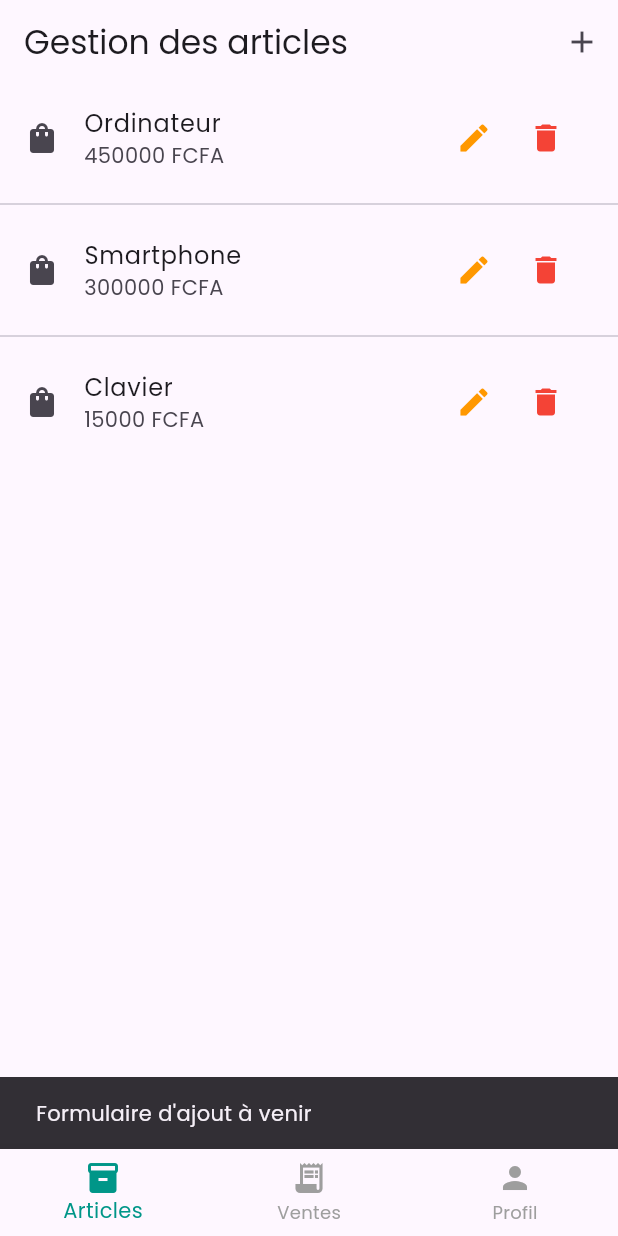
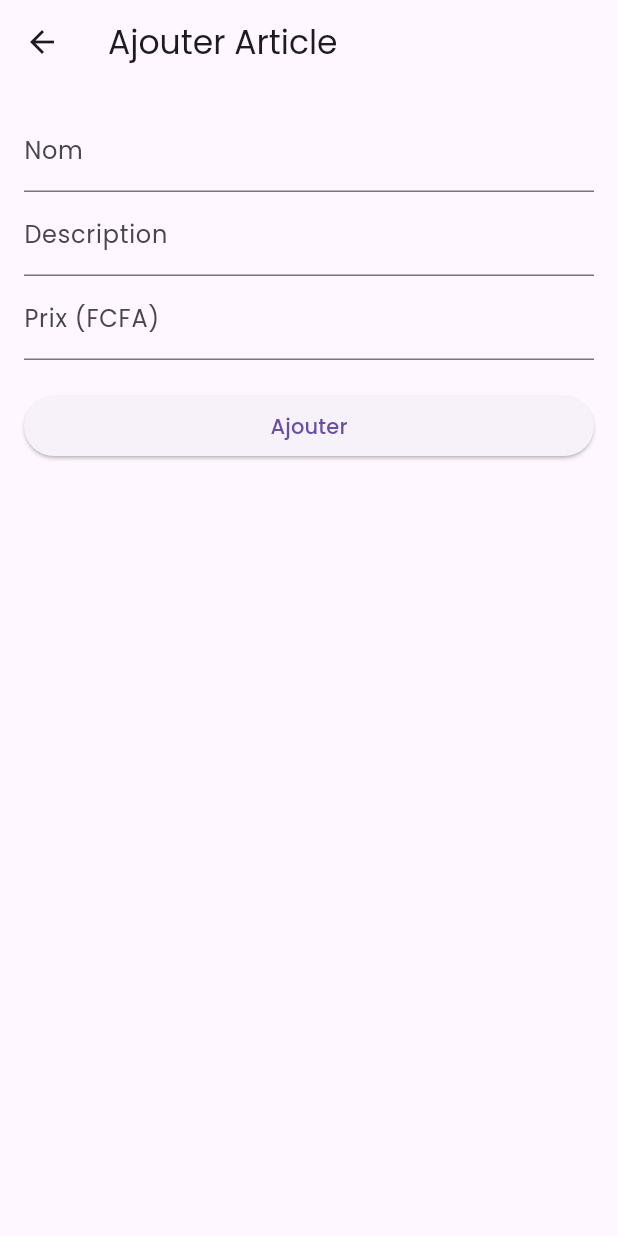
Before and after one commit to StaneDetazo/gestion_article_flutter, a Flutter app: the AdminHome screen opened directly, after a tap on the "add" icon, on a phone screen of 412 x 824 dp. Run offline on Flutter 3.47's test engine with Material 3 defaults, Android fonts, the phone set to English and light mode, and no system bars; our stand-ins replace google_fonts, shared_preferences; accounts and stored records are empty.

```diff
--- a/lib/screens/admin/admin_home.dart
+++ b/lib/screens/admin/admin_home.dart
@@ -1,4 +1,5 @@
 import 'package:flutter/material.dart';
+import 'package:tikle2_vue/screens/admin/article_list.dart';
 import 'common/profile.dart';
 import 'manage_articles.dart';
 import 'sales_list.dart';
@@ -12,7 +13,8 @@ class _AdminHomeState extends State<AdminHome> {
   int currentIndex = 0;
 
   final pages = [
-    ManageArticles(),
+    //ManageArticles(),
+    ArticleListAdminScreen(),
     SalesList(),
     ProfileScreen(),
   ];
--- /dev/null
+++ b/lib/screens/admin/article_form_admin.dart
@@ -0,0 +1,93 @@
+import 'package:flutter/material.dart';
+import '../../utils/article_manager.dart';
+
+class ArticleFormAdminScreen extends StatefulWidget {
+  final Article? article;
+
+  const ArticleFormAdminScreen({this.article});
+
+  @override
+  State<ArticleFormAdminScreen> createState() => _ArticleFormAdminScreenState();
+}
+
+class _ArticleFormAdminScreenState extends State<ArticleFormAdminScreen> {
+  final _formKey = GlobalKey<FormState>();
+  late String name;
+  late String description;
+  late int price;
+
+  @override
+  void initState() {
+    super.initState();
+    name = widget.article?.name ?? '';
+    description = widget.article?.description ?? '';
+    price = widget.article?.price ?? 0;
+  }
+
+  void save() async {
+    if (!_formKey.currentState!.validate()) return;
+    _formKey.currentState!.save();
+
+    final article = Article(
+      id: widget.article?.id ?? DateTime.now().millisecondsSinceEpoch,
+      name: name,
+      description: description,
+      price: price,
+    );
+
+    if (widget.article == null) {
+      await ArticleManager.addArticle(article);
+    } else {
+      await ArticleManager.updateArticle(article);
+    }
+
+    Navigator.pop(context, true);
+  }
+
+  @override
+  Widget build(BuildContext context) {
+    return Scaffold(
+      appBar: AppBar(
+        title: Text(widget.article == null ? 'Ajouter Article' : 'Modifier Article'),
+      ),
+      body: Padding(
+        padding: const EdgeInsets.all(16.0),
+        child: Form(
+          key: _formKey,
+          child: ListView(
+            children: [
+              TextFormField(
+                initialValue: name,
+                decoration: InputDecoration(labelText: 'Nom'),
+                validator: (v) => (v == null || v.isEmpty) ? 'Champ requis' : null,
+                onSaved: (v) => name = v ?? '',
+              ),
+              TextFormField(
+                initialValue: description,
+                decoration: InputDecoration(labelText: 'Description'),
+                onSaved: (v) => description = v ?? '',
+              ),
+              TextFormField(
+                initialValue: price == 0 ? '' : price.toString(),
+                decoration: InputDecoration(labelText: 'Prix (FCFA)'),
+                keyboardType: TextInputType.number,
+                validator: (v) {
+                  if (v == null || v.isEmpty) return 'Champ requis';
+                  final n = int.tryParse(v);
+                  if (n == null || n < 0) return 'Prix invalide';
+                  return null;
+                },
+                onSaved: (v) => price = int.parse(v ?? '0'),
+              ),
+              const SizedBox(height: 20),
+              ElevatedButton(
+                onPressed: save,
+                child: Text(widget.article == null ? 'Ajouter' : 'Enregistrer'),
+              ),
+            ],
+          ),
+        ),
+      ),
+    );
+  }
+}
--- /dev/null
+++ b/lib/screens/admin/article_list.dart
@@ -0,0 +1,97 @@
+import 'package:flutter/material.dart';
+import '../../utils/article_manager.dart';
+import 'article_form_admin.dart';
+
+class ArticleListAdminScreen extends StatefulWidget {
+  @override
+  State<ArticleListAdminScreen> createState() => _ArticleListAdminScreenState();
+}
+
+class _ArticleListAdminScreenState extends State<ArticleListAdminScreen> {
+  List<Article> articles = [];
+
+  @override
+  void initState() {
+    super.initState();
+    loadArticles();
+  }
+
+  Future<void> loadArticles() async {
+    final loaded = await ArticleManager.loadArticles();
+    setState(() {
+      articles = loaded;
+    });
+  }
+
+  void openForm({Article? article}) async {
+    final result = await Navigator.push(
+      context,
+      MaterialPageRoute(
+          builder: (_) => ArticleFormAdminScreen(article: article)),
+    );
+    if (result == true) {
+      loadArticles();
+    }
+  }
+
+  void deleteArticle(int id) async {
+    await ArticleManager.deleteArticle(id);
+    await loadArticles();
+  }
+
+  @override
+  Widget build(BuildContext context) {
+    return Scaffold(
+      appBar: AppBar(
+        title: Text('Gestion des Articles'),
+      ),
+      body: ListView.builder(
+        itemCount: articles.length,
+        itemBuilder: (_, i) {
+          final a = articles[i];
+          return Card(
+            margin: EdgeInsets.symmetric(horizontal: 8, vertical: 4),
+            child: ListTile(
+              title: Text(a.name),
+              subtitle: Text('Prix: ${a.price} FCFA'),
+              trailing: Row(
+                mainAxisSize: MainAxisSize.min,
+                children: [
+                  IconButton(
+                    icon: Icon(Icons.edit, color: Colors.orange),
+                    onPressed: () => openForm(article: a),
+                  ),
+                  IconButton(
+                    icon: Icon(Icons.delete, color: Colors.red),
+                    onPressed: () => showDialog(
+                      context: context,
+                      builder: (_) => AlertDialog(
+                        title: Text('Confirmer suppression'),
+                        content: Text('Supprimer "${a.name}" ?'),
+                        actions: [
+                          TextButton(
+                              onPressed: () => Navigator.pop(context),
+                              child: Text('Annuler')),
+                          TextButton(
+                              onPressed: () {
+                                deleteArticle(a.id);
+                                Navigator.pop(context);
+                              },
+                              child: Text('Supprimer')),
+                        ],
+                      ),
+                    ),
+                  ),
+                ],
+              ),
+            ),
+          );
+        },
+      ),
+      floatingActionButton: FloatingActionButton(
+        onPressed: () => openForm(),
+        child: Icon(Icons.add),
+      ),
+    );
+  }
+}
--- a/lib/screens/client/article_details.dart
+++ b/lib/screens/client/article_details.dart
@@ -53,3 +53,62 @@ class ArticleDetailsScreen extends StatelessWidget {
     );
   }
 }
+
+/*
+import 'dart:convert';
+import 'package:flutter/material.dart';
+import 'package:shared_preferences/shared_preferences.dart';
+
+class ArticleDetailsScreen extends StatelessWidget {
+  final Map<String, dynamic> article;
+
+  const ArticleDetailsScreen({required this.article});
+
+  Future<void> addToCart(BuildContext context) async {
+    final prefs = await SharedPreferences.getInstance();
+    final cartData = prefs.getString('cart');
+    List<Map<String, dynamic>> cart = [];
+
+    if (cartData != null) {
+      cart = List<Map<String, dynamic>>.from(json.decode(cartData));
+    }
+
+    cart.add(article);
+    await prefs.setString('cart', json.encode(cart));
+
+    ScaffoldMessenger.of(context).showSnackBar(
+      const SnackBar(content: Text('Article ajouté au panier')),
+    );
+  }
+
+  @override
+  Widget build(BuildContext context) {
+    return Scaffold(
+      appBar: AppBar(title: Text(article['name'].toString())),
+      body: Padding(
+        padding: const EdgeInsets.all(16.0),
+        child: Column(
+          crossAxisAlignment: CrossAxisAlignment.start,
+          children: [
+            Text(article['name'].toString(), style: const TextStyle(fontSize: 24, fontWeight: FontWeight.bold)),
+            const SizedBox(height: 8),
+            Text(article['description'].toString(), style: const TextStyle(fontSize: 18)),
+            const SizedBox(height: 8),
+            Text('Prix: ${article['price']} FCFA', style: const TextStyle(fontSize: 18)),
+            const Spacer(),
+            SizedBox(
+              width: double.infinity,
+              child: ElevatedButton.icon(
+                onPressed: () => addToCart(context),
+                icon: const Icon(Icons.add_shopping_cart),
+                label: const Text('Ajouter au panier'),
+              ),
+            ),
+          ],
+        ),
+      ),
+    );
+  }
+}
+
+ */
--- a/lib/screens/client/article_list.dart
+++ b/lib/screens/client/article_list.dart
@@ -3,9 +3,9 @@ import 'article_details.dart';
 
 class ArticleListScreen extends StatelessWidget {
   final List<Map<String, dynamic>> articles = [
-    {"id": 1, "name": "Chaussures", "description": "Chaussures de sport", "price": 200},
-    {"id": 2, "name": "T-shirt", "description": "T-shirt coton", "price": 50},
-    {"id": 3, "name": "Pantalon", "description": "Pantalon slim", "price": 120},
+    {"id": 1, "name": "Chaussures", "description": "Chaussures de sport", "price": 200, "quantity": 20},
+    {"id": 2, "name": "T-shirt", "description": "T-shirt coton", "price": 50, "quantity": 100},
+    {"id": 3, "name": "Pantalon", "description": "Pantalon slim", "price": 120, "quantity": 30},
   ];
 
   @override
@@ -36,3 +36,99 @@ class ArticleListScreen extends StatelessWidget {
     );
   }
 }
+
+/*
+* import 'package:flutter/material.dart';
+import '../../utils/article_manager.dart';
+import 'article_details.dart';
+
+class ArticleListScreen extends StatefulWidget {
+  @override
+  State<ArticleListScreen> createState() => _ArticleListScreenState();
+}
+
+class _ArticleListScreenState extends State<ArticleListScreen> {
+  List<Article> articles = [];
+
+  @override
+  void initState() {
+    super.initState();
+    loadArticles();
+  }
+
+  Future<void> loadArticles() async {
+    final loaded = await ArticleManager.loadArticles();
+    setState(() {
+      articles = loaded;
+    });
+  }
+
+  void addToCart(Article article) {
+    // À adapter selon ta logique de panier (SharedPreferences ou local list)
+    ScaffoldMessenger.of(context).showSnackBar(
+      SnackBar(content: Text('${article.name} ajouté au panier')),
+    );
+  }
+
+  @override
+  Widget build(BuildContext context) {
+    return Scaffold(
+      appBar: AppBar(title: const Text('Articles disponibles')),
+      body: articles.isEmpty
+          ? const Center(child: CircularProgressIndicator())
+          : ListView.builder(
+        itemCount: articles.length,
+        itemBuilder: (context, index) {
+          final article = articles[index];
+          return Card(
+            margin: const EdgeInsets.symmetric(horizontal: 8, vertical: 6),
+            child: ListTile(
+              contentPadding: const EdgeInsets.all(12),
+              title: Text(article.name,
+                  style: TextStyle(fontWeight: FontWeight.bold)),
+              subtitle: Column(
+                crossAxisAlignment: CrossAxisAlignment.start,
+                children: [
+                  Text('${article.price} FCFA'),
+                  const SizedBox(height: 4),
+                  Text(article.description ?? '', maxLines: 2, overflow: TextOverflow.ellipsis),
+                ],
+              ),
+              trailing: Column(
+                mainAxisAlignment: MainAxisAlignment.center,
+                children: [
+                  IconButton(
+                    icon: const Icon(Icons.add_shopping_cart, color: Colors.green),
+                    onPressed: () => addToCart(article),
+                    tooltip: 'Ajouter au panier',
+                  ),
+                  IconButton(
+                    icon: const Icon(Icons.arrow_forward_ios, size: 20),
+                    onPressed: () {
+                      Navigator.push(
+                        context,
+                        MaterialPageRoute(
+                          builder: (_) => ArticleDetailsScreen(
+                            article: {
+                              'id': article.id,
+                              'name': article.name,
+                              'description': article.description,
+                              'price': article.price,
+                            },
+                          ),
+                        ),
+                      );
+                    },
+                    tooltip: 'Voir détails',
+                  ),
+                ],
+              ),
+            ),
+          );
+        },
+      ),
+    );
+  }
+}
+
+* */
--- a/lib/screens/client/client_home.dart
+++ b/lib/screens/client/client_home.dart
@@ -12,7 +12,8 @@ class _ClientHomeState extends State<ClientHome> {
   int currentIndex = 0;
 
   final pages = [
-    ArticleListScreen(), // Liste des articles avec bouton "ajouter au panier"
+    //ArticleListScreen(), // Liste des articles avec bouton "ajouter au panier"
+    ArticleListScreen(),
     CartScreen(),        // Panier
     ProfileScreen(),     // Profil
   ];
--- /dev/null
+++ b/lib/utils/article_manager.dart
@@ -0,0 +1,74 @@
+import 'dart:convert';
+import 'package:shared_preferences/shared_preferences.dart';
+
+class Article {
+  int id;
+  String name;
+  String description;
+  int price;
+
+  Article({
+    required this.id,
+    required this.name,
+    required this.description,
+    required this.price,
+  });
+
+  Map<String, dynamic> toJson() => {
+    'id': id,
+    'name': name,
+    'description': description,
+    'price': price,
+  };
+
+  static Article fromJson(Map<String, dynamic> json) => Article(
+    id: json['id'],
+    name: json['name'],
+    description: json['description'],
+    price: json['price'],
+  );
+}
+
+class ArticleManager {
+  static const _articlesKey = 'articles';
+
+  // Charger la liste des articles
+  static Future<List<Article>> loadArticles() async {
+    final prefs = await SharedPreferences.getInstance();
+    final jsonString = prefs.getString(_articlesKey);
+    if (jsonString == null) return [];
+
+    final List<dynamic> jsonList = jsonDecode(jsonString);
+    return jsonList.map((json) => Article.fromJson(json)).toList();
+  }
+
+  // Sauvegarder la liste
+  static Future<void> saveArticles(List<Article> articles) async {
+    final prefs = await SharedPreferences.getInstance();
+    final jsonString = jsonEncode(articles.map((a) => a.toJson()).toList());
+    await prefs.setString(_articlesKey, jsonString);
+  }
+
+  // Ajouter un article
+  static Future<void> addArticle(Article article) async {
+    final articles = await loadArticles();
+    articles.add(article);
+    await saveArticles(articles);
+  }
+
+  // Modifier un article
+  static Future<void> updateArticle(Article article) async {
+    final articles = await loadArticles();
+    final index = articles.indexWhere((a) => a.id == article.id);
+    if (index == -1) return;
+    articles[index] = article;
+    await saveArticles(articles);
+  }
+
+  // Supprimer un article
+  static Future<void> deleteArticle(int id) async {
+    final articles = await loadArticles();
+    articles.removeWhere((a) => a.id == id);
+    await saveArticles(articles);
+  }
+}
--- a/pubspec.yaml
+++ b/pubspec.yaml
@@ -33,6 +33,7 @@ dependencies:
   shared_preferences: ^2.2.2
   google_fonts: ^6.2.1
   iconsax: ^0.0.8
+  provider: ^6.1.1 # ou la dernière version stable
 
   # The following adds the Cupertino Icons font to your application.
   # Use with the CupertinoIcons class for iOS style icons.
```
Also changed, not shown: lib/main.dart (+12 -0 lines), pubspec.lock.
